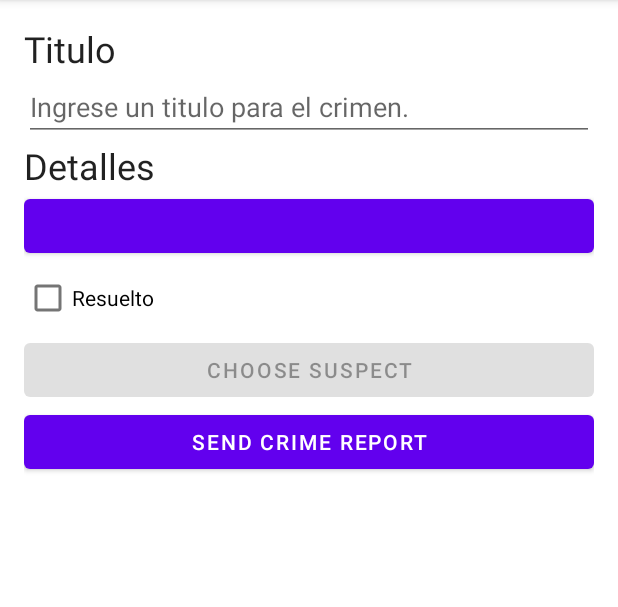
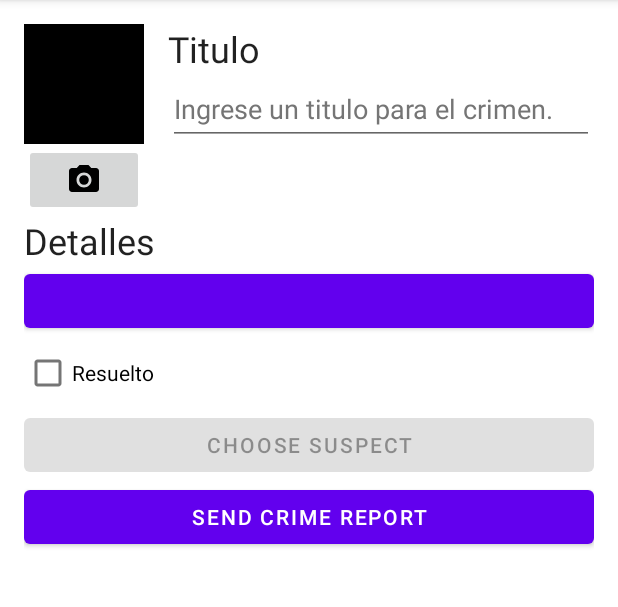
Before and after one commit to JMGR95/CriminalIntent, an Android app: the fragment CrimeDetailFragment placed in its activity, on a phone screen of 412 x 824 dp, the part 84-691 px from its top. Run offline under Robolectric (Android 15) with nearby library versions, the phone set to English and light mode, and no system bars; our stand-ins replace Room's generated code; 7 statements that could not run were skipped.

Commit message:
Capitulo 17

```diff
--- a/app/src/main/java/garcia/miguel/criminalintent/Crime.kt
+++ b/app/src/main/java/garcia/miguel/criminalintent/Crime.kt
@@ -10,5 +10,6 @@ data class Crime(
     val title: String,
     val date: Date,
     val isSolved: Boolean,
-    val suspect: String = ""
+    val suspect: String = "",
+    val photoFileName: String? = null
 )
--- a/app/src/main/java/garcia/miguel/criminalintent/CrimeRepository.kt
+++ b/app/src/main/java/garcia/miguel/criminalintent/CrimeRepository.kt
@@ -4,6 +4,7 @@ import android.content.Context
 import androidx.room.Room
 import garcia.miguel.criminalintent.database.CrimeDatabase
 import garcia.miguel.criminalintent.database.migration_1_2
+import garcia.miguel.criminalintent.database.migration_2_3
 import kotlinx.coroutines.CoroutineScope
 import kotlinx.coroutines.GlobalScope
 import kotlinx.coroutines.flow.Flow
@@ -20,7 +21,7 @@ class CrimeRepository private constructor(context: Context, private val coroutin
             CrimeDatabase::class.java,
             DATABASE_NAME
         )
-        .addMigrations(migration_1_2)
+        .addMigrations(migration_1_2, migration_2_3)
         .build()
 
     fun getCrimes(): Flow<List<Crime>> = database.crimeDao().getCrimes()
--- /dev/null
+++ b/app/src/main/res/drawable/ic_camera.xml
@@ -0,0 +1,6 @@
+<vector android:height="24dp" android:tint="#000000"
+    android:viewportHeight="24" android:viewportWidth="24"
+    android:width="24dp" xmlns:android="http://schemas.android.com/apk/res/android">
+    <path android:fillColor="@android:color/white" android:pathData="M12,12m-3.2,0a3.2,3.2 0,1 1,6.4 0a3.2,3.2 0,1 1,-6.4 0"/>
+    <path android:fillColor="@android:color/white" android:pathData="M9,2L7.17,4L4,4c-1.1,0 -2,0.9 -2,2v12c0,1.1 0.9,2 2,2h16c1.1,0 2,-0.9 2,-2L22,6c0,-1.1 -0.9,-2 -2,-2h-3.17L15,2L9,2zM12,17c-2.76,0 -5,-2.24 -5,-5s2.24,-5 5,-5 5,2.24 5,5 -2.24,5 -5,5z"/>
+</vector>
--- a/app/src/main/res/layout/fragment_crime_detail.xml
+++ b/app/src/main/res/layout/fragment_crime_detail.xml
@@ -6,18 +6,59 @@
     android:layout_height="match_parent"
     android:layout_margin="16dp">
 
+    <LinearLayout
+        android:layout_width="match_parent"
+        android:layout_height="wrap_content"
+        android:orientation="horizontal"
+        android:baselineAligned="false">
+        <LinearLayout
+            android:layout_width="wrap_content"
+            android:layout_height="wrap_content"
+            android:orientation="vertical"
+            android:layout_marginEnd="16dp">
+            <ImageView
+                android:id="@+id/crime_photo"
+                android:layout_width="80dp"
+                android:layout_height="80dp"
+                android:scaleType="centerInside"
+                android:cropToPadding="true"
+                android:background="@color/black"
+                android:contentDescription="TODO" />
+
+            <ImageButton
+                android:id="@+id/crime_camera"
+                android:layout_width="match_parent"
+                android:layout_height="wrap_content"
+                android:minHeight="48dp"
+                android:src="@drawable/ic_camera"
+                tools:ignore="SpeakableTextPresentCheck"
+                android:contentDescription="TODO" />
+        </LinearLayout>
+
+        <LinearLayout
+            android:orientation="vertical"
+            android:layout_width="0dp"
+            android:layout_height="wrap_content"
+            android:layout_weight="1">
+
         <TextView
         android:layout_width="match_parent"
         android:layout_height="wrap_content"
         android:textAppearance="?attr/textAppearanceHeadline5"
         android:text="@string/crime_title_label" />
+
             <EditText
                 android:id="@+id/crime_title"
                 android:layout_width="match_parent"
                 android:layout_height="wrap_content"
                 android:hint="@string/crime_title_hint"
                 android:importantForAutofill="no"
-        android:inputType="text" />
+                android:inputType="text"
+                android:minHeight="48dp"
+                android:textColorHint="#757575" />
+        </LinearLayout>
+    </LinearLayout>
+
     <TextView
         android:layout_width="match_parent"
         android:layout_height="wrap_content"
--- /dev/null
+++ b/app/src/main/res/xml/files.xml
@@ -0,0 +1,4 @@
+<?xml version="1.0" encoding="utf-8"?>
+<paths>
+    <files-path name="crime_photos" path="."/>
+</paths>
```
Also changed, not shown: app/src/main/AndroidManifest.xml (+15 -0 lines), app/src/main/java/garcia/miguel/criminalintent/CrimeDetailFragment.kt (+57 -0 lines), app/src/main/java/garcia/miguel/criminalintent/PictureUtils.kt (added, +30 -0 lines), app/src/main/java/garcia/miguel/criminalintent/database/CrimeDatabase.kt (+8 -0 lines). Lines whose indentation alone changed are shown as unchanged.
